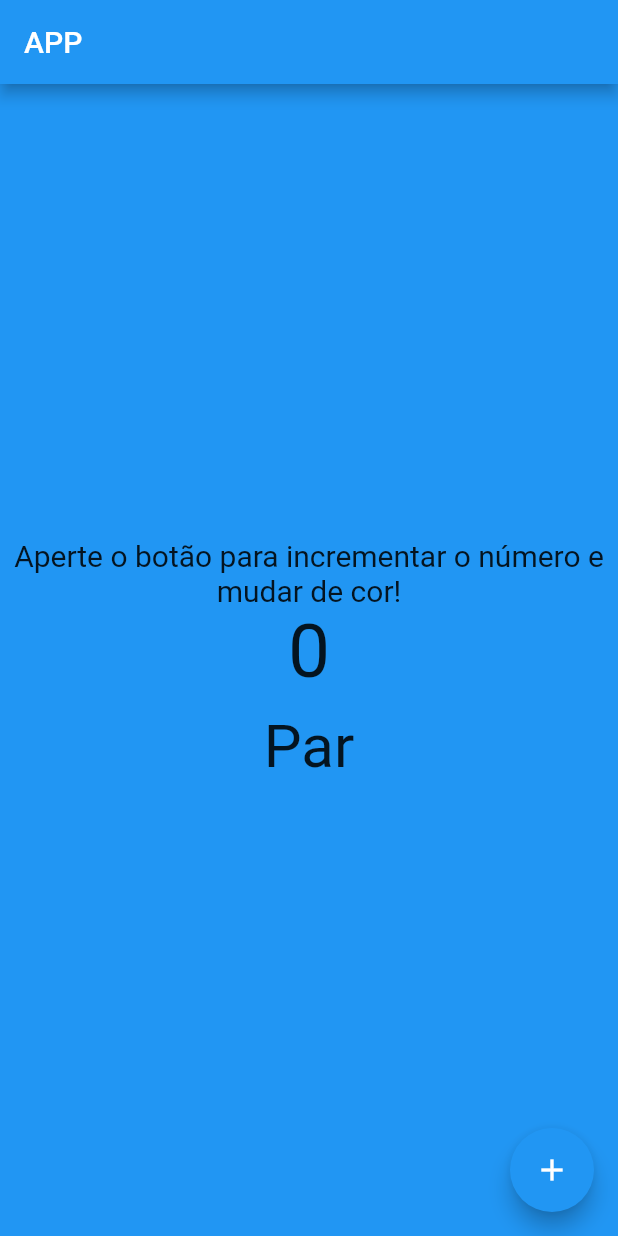
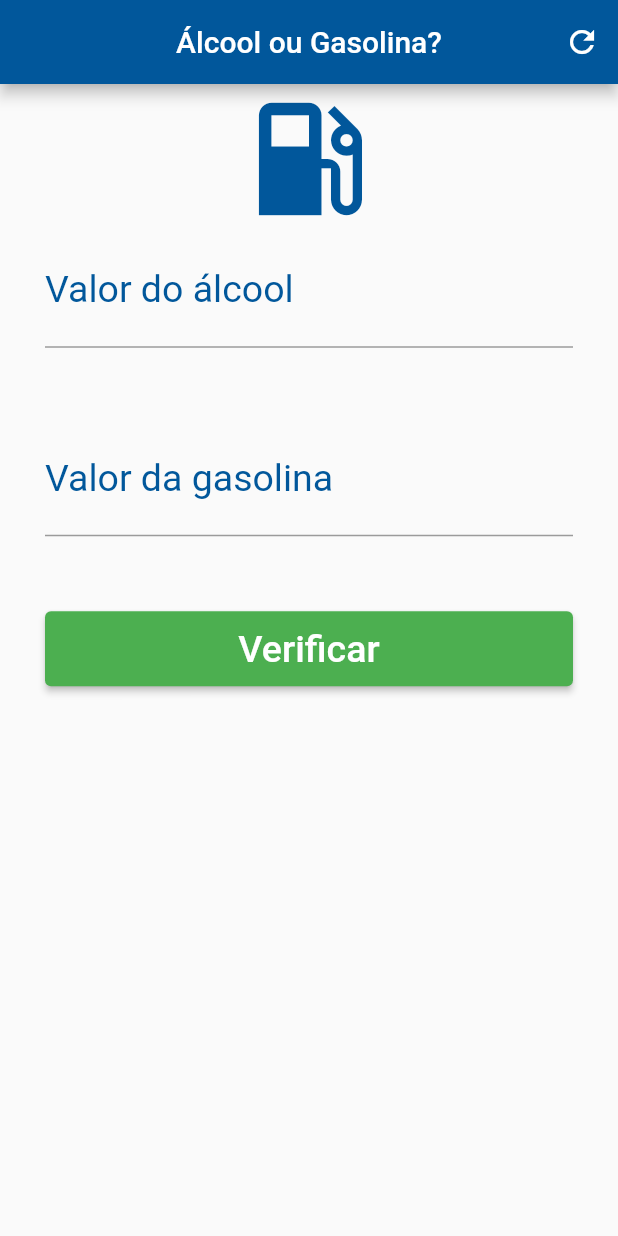
Before and after one commit to diogo-agb/flutter_app_aula, a Flutter app: the screen it shows after launch, on a phone screen of 412 x 824 dp. Run offline on Flutter 3.47's test engine with Material 2 defaults, Android fonts, the phone set to English and light mode, and no system bars.

Commit message:
Simple change color example

```diff
--- a/lib/main.dart
+++ b/lib/main.dart
@@ -24,69 +24,138 @@ class MyHomePage extends StatefulWidget {
 }
 
 class _MyHomePageState extends State<MyHomePage> {
-  int _counter = 0;
-  var _color = Colors.blue;
-  String _txt = 'Par';
+  TextEditingController alcoolController = TextEditingController();
+  TextEditingController gasolinaController = TextEditingController();
 
-  void _incrementCounter() {
+  String _resultado = '';
+  GlobalKey<FormState> _formKey = GlobalKey<FormState>();
+
+  void _reset() {
+    alcoolController.text = '';
+    gasolinaController.text = '';
+
     setState(() {
-      _counter++;
-      parOuImpar(_counter);
+      _resultado = '';
+      _formKey = GlobalKey<FormState>();
     });
   }
 
-  void parOuImpar(int counter) {
-    if (counter % 2 == 0) {
-      _color = Colors.blue;
-      _txt = 'Par';
-    } else {
-      _color = Colors.red;
-      _txt = 'Ímpar';
-    }
+  void _calcularCombustivelIdeal() {
+    setState(() {
+      double varAlcool =
+          double.parse(alcoolController.text.replaceAll(',', '.'));
+      double varGasolina =
+          double.parse(gasolinaController.text.replaceAll(',', '.'));
+      double proporcao = varAlcool / varGasolina;
+
+      _resultado =
+          (proporcao < 0.7) ? 'Abasteça com Álcool' : 'Abasteça com Gasolina';
+    });
   }
 
   @override
   Widget build(BuildContext context) {
     return Scaffold(
       appBar: AppBar(
-        title: Text('APP'),
+        title: Text(
+          'Álcool ou Gasolina?',
+          style: TextStyle(
+            color: Colors.white,
+          ),
+        ),
+        centerTitle: true,
+        backgroundColor: Colors.lightBlue[900],
+        actions: <Widget>[
+          IconButton(
+              icon: Icon(Icons.refresh),
+              onPressed: () {
+                _reset();
+              }),
+        ],
       ),
-      body: Container(
-        color: _color,
-        child: Padding(
-          padding: const EdgeInsets.all(8.0),
+      body: SingleChildScrollView(
+        padding: const EdgeInsets.fromLTRB(30.0, 0, 30.0, 0),
+        child: Form(
+          key: _formKey,
           child: Column(
-            mainAxisAlignment: MainAxisAlignment.center,
+            crossAxisAlignment: CrossAxisAlignment.stretch,
             children: <Widget>[
-              // buildDropdownButton(),
-              Text(
-                'Aperte o botão para incrementar o número e mudar de cor!',
+              Icon(
+                Icons.local_gas_station,
+                size: 100,
+                color: Colors.lightBlue[900],
+              ),
+              TextFormField(
+                controller: alcoolController,
+                textAlign: TextAlign.center,
+                keyboardType: TextInputType.number,
+                validator: (value) => value == null || value.isEmpty
+                    ? 'Informe o valor do álcool'
+                    : null,
+                decoration: InputDecoration(
+                  labelText: 'Valor do álcool',
+                  labelStyle: TextStyle(color: Colors.lightBlue[900]),
+                ),
                 style: TextStyle(
-                  fontSize: 20,
+                  color: Colors.lightBlue[900],
+                  fontSize: 25.00,
                 ),
+              ),
+              SizedBox(
+                height: 50,
+              ),
+              TextFormField(
+                controller: gasolinaController,
                 textAlign: TextAlign.center,
+                keyboardType: TextInputType.number,
+                validator: (value) => value == null || value.isEmpty
+                    ? 'Informe o valor da gasolina'
+                    : null,
+                decoration: InputDecoration(
+                  labelText: 'Valor da gasolina',
+                  labelStyle: TextStyle(
+                    color: Colors.lightBlue[900],
+                    fontSize: 25.00,
+                  ),
+                ),
+                style: TextStyle(
+                  color: Colors.lightBlue[900],
+                  fontSize: 25.00,
+                ),
+              ),
+              SizedBox(
+                height: 50,
+              ),
+              Container(
+                height: 50,
+                child: ElevatedButton(
+                  style: ButtonStyle(
+                    backgroundColor:
+                        MaterialStateProperty.all<Color>(Colors.green),
+                  ),
+                  onPressed: () {
+                    if (_formKey.currentState!.validate()) {
+                      _calcularCombustivelIdeal();
+                    }
+                  },
+                  child: Text(
+                    'Verificar',
+                    style: TextStyle(fontSize: 25),
+                  ),
+                ),
               ),
               Text(
-                '$_counter',
-                style: TextStyle(fontSize: 50),
-              ),
-              SizedBox(
-                height: 10,
-              ),
-              Text(
-                '$_txt',
-                style: TextStyle(fontSize: 40),
+                _resultado,
+                textAlign: TextAlign.center,
+                style: TextStyle(
+                  color: Colors.lightBlue[900],
+                  fontSize: 30.0,
+                ),
               ),
             ],
           ),
         ),
       ),
-      floatingActionButton: FloatingActionButton(
-        backgroundColor: _color,
-        onPressed: _incrementCounter,
-        tooltip: 'Increment',
-        child: Icon(Icons.add),
-      ),
     );
   }
 }
```
Also changed, not shown: 5 other files.
